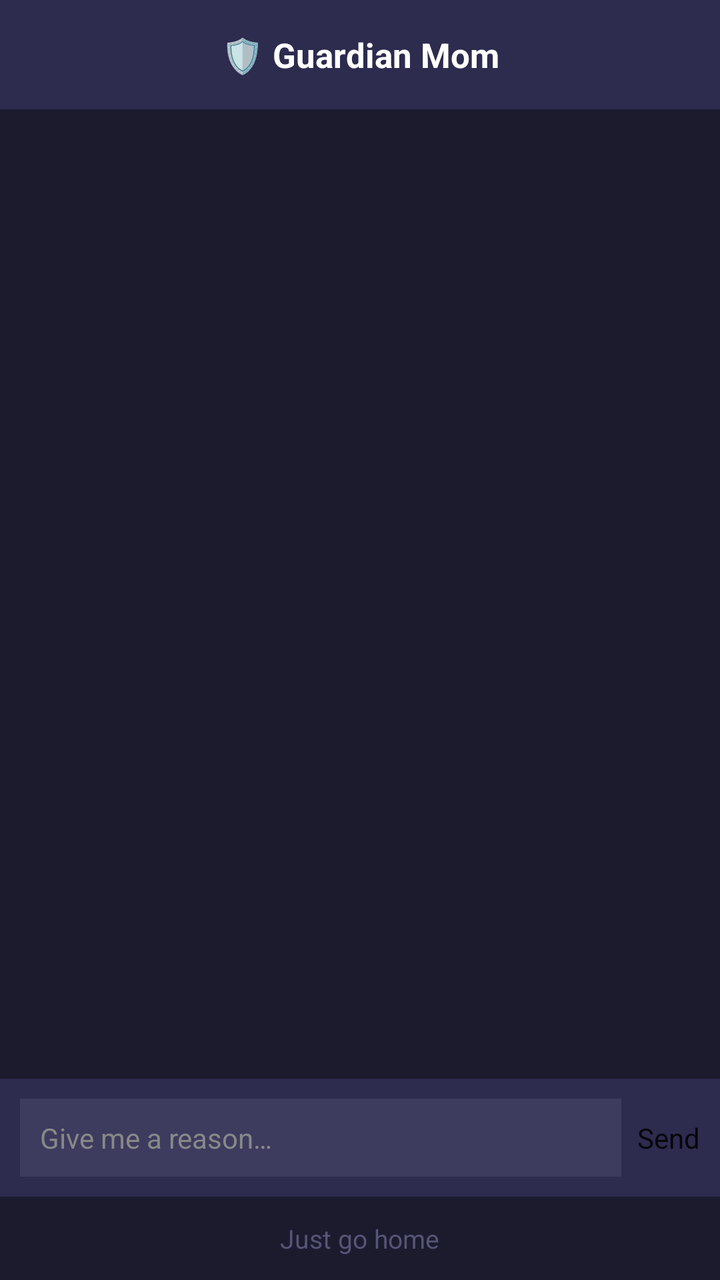
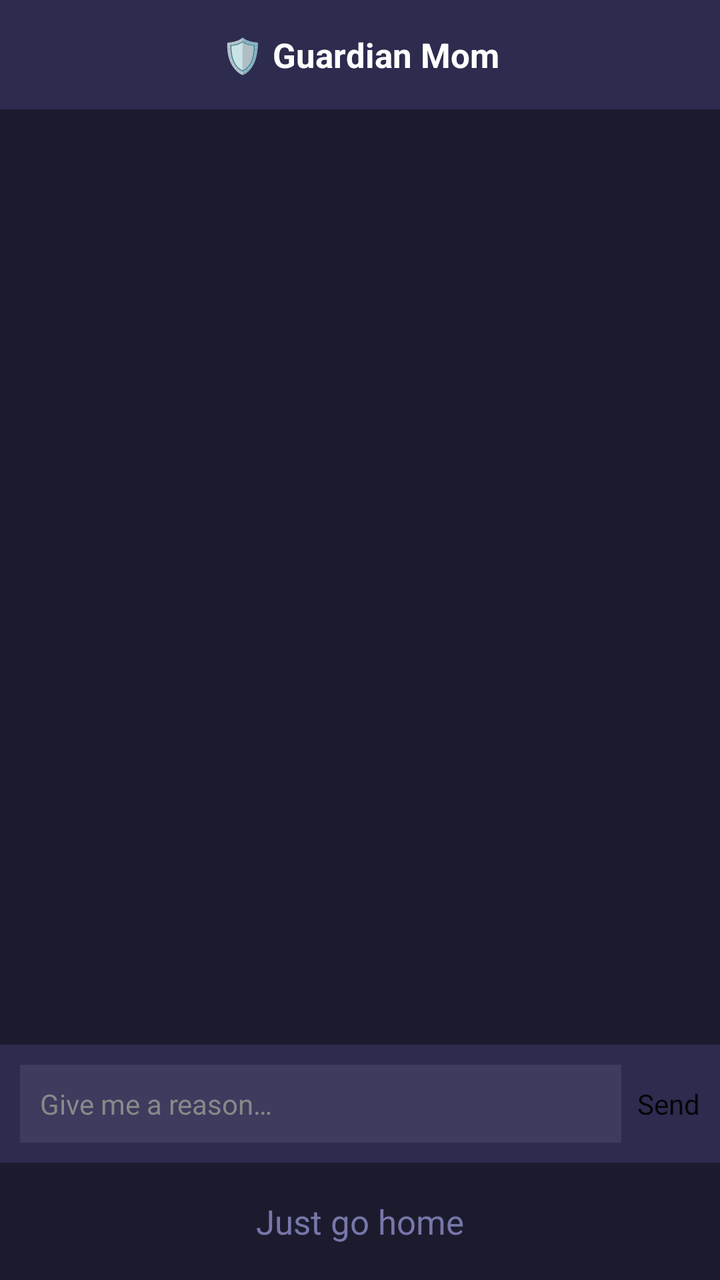

Before-and-after screenshots of an Android layout around one commit, followed by the original layout XML and the change that was made.
<!-- AndroidManifest.xml: application theme Theme.Zentap -->
<!-- res/layout/overlay_block.xml -->
<?xml version="1.0" encoding="utf-8"?>
<LinearLayout xmlns:android="http://schemas.android.com/apk/res/android"
    android:layout_width="match_parent"
    android:layout_height="match_parent"
    android:background="#1C1B2E"
    android:orientation="vertical">

    
    <TextView
        android:layout_width="match_parent"
        android:layout_height="wrap_content"
        android:background="#2D2B4E"
        android:gravity="center"
        android:padding="16dp"
        android:text="🛡️ Guardian Mom"
        android:textColor="#FFFFFF"
        android:textSize="17sp"
        android:textStyle="bold" />

    
    <ScrollView
        android:id="@+id/scroll_chat"
        android:layout_width="match_parent"
        android:layout_height="0dp"
        android:layout_weight="1"
        android:clipToPadding="false"
        android:padding="12dp">

        <LinearLayout
            android:id="@+id/layout_messages"
            android:layout_width="match_parent"
            android:layout_height="wrap_content"
            android:orientation="vertical" />

    </ScrollView>

    
    <ProgressBar
        android:id="@+id/pb_loading"
        android:layout_width="32dp"
        android:layout_height="32dp"
        android:layout_gravity="center_horizontal"
        android:layout_margin="6dp"
        android:indeterminateTint="#A78BFA"
        android:visibility="gone" />

    
    <LinearLayout
        android:layout_width="match_parent"
        android:layout_height="wrap_content"
        android:background="#2D2B4E"
        android:orientation="horizontal"
        android:padding="10dp">

        <EditText
            android:id="@+id/et_reason"
            android:layout_width="0dp"
            android:layout_height="wrap_content"
            android:layout_marginEnd="8dp"
            android:layout_weight="1"
            android:background="#3D3B5E"
            android:hint="Give me a reason…"
            android:inputType="textCapSentences"
            android:padding="10dp"
            android:textColor="#FFFFFF"
            android:textColorHint="#888888"
            android:textSize="14sp" />

        <Button
            android:id="@+id/btn_send"
            android:layout_width="wrap_content"
            android:layout_height="wrap_content"
            android:text="Send" />

    </LinearLayout>

    
    <TextView
        android:id="@+id/tv_not_now"
        android:layout_width="wrap_content"
        android:layout_height="wrap_content"
        android:layout_gravity="center_horizontal"
        android:padding="12dp"
        android:text="Just go home"
        android:textColor="#555577"
        android:textSize="13sp" />

</LinearLayout>
<!-- resources referenced by this layout -->
<resources>
  <style name="Theme.Zentap" parent="android:Theme.Material.Light.NoActionBar" />
</resources>

<!-- the commit's change to res/layout/overlay_block.xml (unified diff, before → after) -->
@@ -77,12 +77,12 @@
     
     <TextView
         android:id="@+id/tv_not_now"
-        android:layout_width="wrap_content"
+        android:layout_width="match_parent"
         android:layout_height="wrap_content"
-        android:layout_gravity="center_horizontal"
-        android:padding="12dp"
+        android:gravity="center"
+        android:padding="18dp"
         android:text="Just go home"
-        android:textColor="#555577"
-        android:textSize="13sp" />
+        android:textColor="#7777AA"
+        android:textSize="17sp" />
 
 </LinearLayout>
